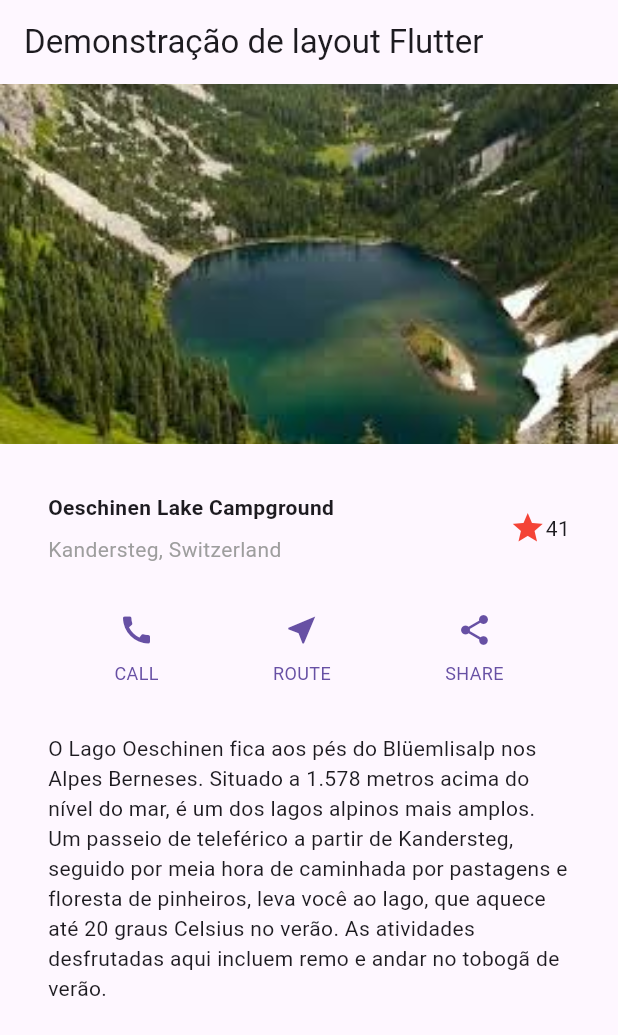
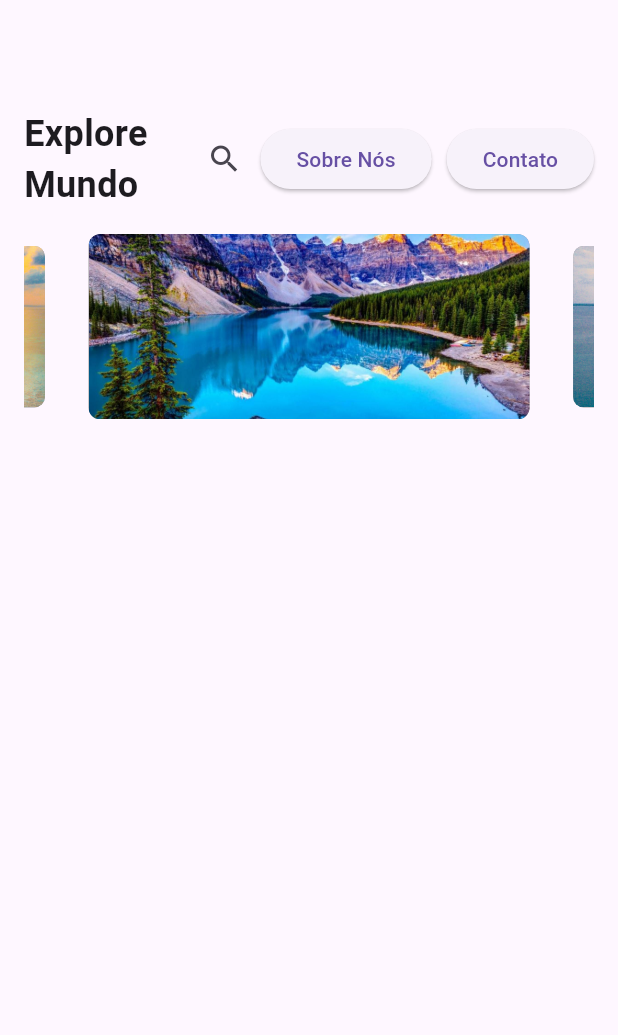
Before and after one commit to JabotiRlx/mundo-pratica-nivel2-mundo4, a Flutter app: the screen it shows after launch, on a phone screen of 412 x 824 dp. Shown: the top 1035 px of the screen. Run offline on Flutter 3.47's test engine with Material 3 defaults, Android fonts, the phone set to English and light mode, and no system bars; drawn by our look-alikes of carousel_slider.

Commit message:
correcoes no projeto

```diff
--- /dev/null
+++ b/my_app/lib/destino.dart
@@ -0,0 +1,12 @@
+
+class Destino {
+  final String imageUrl;
+  final String descricao;
+  final double rating;
+
+  const Destino({
+    required this.imageUrl,
+    required this.descricao,
+    required this.rating,
+  });
+}
--- a/my_app/lib/main.dart
+++ b/my_app/lib/main.dart
@@ -1,4 +1,9 @@
 import 'package:flutter/material.dart';
+import 'destino.dart';
+import 'viagem.dart';
+import 'contatos.dart';
+import 'sobre_nos.dart';
+import 'package:carousel_slider/carousel_slider.dart';
 
 void main() => runApp(const MyApp());
 
@@ -7,107 +12,269 @@ class MyApp extends StatelessWidget {
 
   @override
   Widget build(BuildContext context) {
-    // Definindo as cores e estilo dos botões
-    Color color = Theme.of(context).primaryColor;
+    return MaterialApp(
+      title: 'Explore Mundo',
+      home: const HomePage(),
+    );
+  }
+}
 
-    // Construção da coluna da seção de título
-    Widget titleSection = Container(
-      padding: const EdgeInsets.all(32),
-      child: Row(
-        children: [
-          Expanded(
-            child: Column(
-              crossAxisAlignment: CrossAxisAlignment.start,
-              children: [
-                Container(
-                  padding: const EdgeInsets.only(bottom: 8),
-                  child: const Text(
-                    'Oeschinen Lake Campground',
-                    style: TextStyle(
-                      fontWeight: FontWeight.bold,
+class HomePage extends StatefulWidget {
+  const HomePage({Key? key}) : super(key: key);
+
+  @override
+  _HomePageState createState() => _HomePageState();
+}
+
+class _HomePageState extends State<HomePage> {
+  final List<Destino> destinos = [
+    Destino(
+      imageUrl: 'assets/images/lake.jpg',
+      descricao: 'Descrição do destino 1',
+      rating: 4.5,
+    ),
+    Destino(
+      imageUrl: 'assets/images/ilha.jpg',
+      descricao: 'Descrição do destino 2',
+      rating: 4.0,
+    ),
+
+  ];
+
+  late String pesquisa;
+  late TextEditingController _controller;
+
+  @override
+  void initState() {
+    super.initState();
+    pesquisa = '';
+    _controller = TextEditingController();
+  }
+
+  void _filtrarDestinos(String valor) {
+    setState(() {
+      pesquisa = valor;
+    });
+  }
+
+  void _navigateToSobreNos( ) {
+    Navigator.push(
+      context,
+      MaterialPageRoute(builder: (context) => const AboutUsPage()),
+    );
+  }
+
+  void _navigateToContato( ) {
+    Navigator.push(
+      context,
+      MaterialPageRoute(builder: (context) =>  ContactsPage()),
+    );
+  }
+
+    void _navigateToviagem(Destino destinoSelecionado) {
+    Navigator.push(
+      context,
+      MaterialPageRoute(builder: (context) => viagem(destino: destinoSelecionado)),
+    );
+  }
+  List<Destino> get destinosFiltrados {
+    if (pesquisa.isEmpty) {
+      return destinos;
+    } else {
+      return destinos.where((destino) {
+        return destino.descricao.toLowerCase().contains(pesquisa.toLowerCase()) ||
+            destino.rating.toString().contains(pesquisa);
+      }).toList();
+    }
+  }
+
+  @override
+  Widget build(BuildContext context) {
+    return Scaffold(
+      appBar: AppBar(
+
+      ),
+      body: SingleChildScrollView(
+        child: Container(
+          padding: EdgeInsets.all(16),
+          child: Column(
+            children: [
+              Row(
+                children: [
+                  Expanded(
+                    child: Text(
+                      'Explore Mundo',
+                      style: TextStyle(fontSize: 24, fontWeight: FontWeight.bold),
                     ),
                   ),
-                ),
-                Text(
-                  'Kandersteg, Switzerland',
-                  style: TextStyle(
-                    color: Colors.grey[500],
+                  IconButton(
+                    onPressed: () {
+                      showDialog(
+                        context: context,
+                        builder: (context) {
+                          return AlertDialog(
+                            title: Text('Pesquisar'),
+                            content: TextField(
+                              controller: _controller,
+                              decoration: InputDecoration(
+                                labelText: 'Pesquisar',
+                                prefixIcon: Icon(Icons.search),
+                              ),
+                              onChanged: (valor) {
+                                _filtrarDestinos(valor);
+                              },
+                            ),
+                            actions: [
+                              TextButton(
+                                onPressed: () {
+                                  _controller.clear();
+                                  Navigator.pop(context);
+                                },
+                                child: Text('Cancelar'),
+                              ),
+                              ElevatedButton(
+                                onPressed: () {
+                                  _filtrarDestinos(_controller.text);
+                                  Navigator.pop(context);
+                                },
+                                child: Text('Pesquisar'),
+                              ),
+                            ],
+                          );
+                        },
+                      );
+                    },
+                    icon: Icon(Icons.search),
                   ),
-                ),
-              ],
-            ),
+                  ElevatedButton(
+                    onPressed: () {
+                       _navigateToSobreNos();
+                    },
+                    child: Text('Sobre Nós'),
+                  ),
+                  SizedBox(width: 10),
+                  ElevatedButton(
+                    onPressed: () {
+                      _navigateToContato();
+                    },
+                    child: Text('Contato'),
+                  ),
+                ],
+              ),
+              SizedBox(height: 16),
+              destinosFiltrados.isEmpty
+                  ? Center(
+                      child: Text(
+                        'Nada Encontrado!',
+                        style: TextStyle(fontSize: 20.0, fontWeight: FontWeight.bold),
+                      ),
+                    )
+                  : CarouselSlider(
+                      options: CarouselOptions(
+                        height: MediaQuery.of(context).size.width * 0.3, // Definindo a altura como metade da largura da tela,
+                        enlargeCenterPage: true,
+                        autoPlay: true,
+                        aspectRatio: 16 / 9,
+                        autoPlayCurve: Curves.fastOutSlowIn,
+                        enableInfiniteScroll: true,
+                        autoPlayAnimationDuration: const Duration(milliseconds: 800),
+                        viewportFraction: 0.8,
+                      ),
+                      items: destinosFiltrados.map((destination) {
+                        return Builder(
+                          builder: (BuildContext context) {
+                            return GestureDetector(
+                              onTap: () {
+                                _navigateToviagem(destination);
+                              },
+                              child: Container(
+                                width: MediaQuery.of(context).size.width, // Definindo a largura como a largura da tela
+                                margin: const EdgeInsets.symmetric(horizontal: 5.0),
+                                decoration: BoxDecoration(
+                                  color: Colors.grey,
+                                  borderRadius: BorderRadius.circular(8.0),
+                                  image: DecorationImage(
+                                    image: AssetImage(destination.imageUrl),
+                                    fit: BoxFit.cover,
+                                  ),
+                                ),
+                              ),
+                            );
+                          },
+                        );
+                      }).toList(),
+                    ),
+            ],
           ),
-          Icon(
-            Icons.star,
-            color: Colors.red[500],
-          ),
-          const Text('41'),
-        ],
-      ),
-    );
-
-    // Método auxiliar para construir colunas de botões
-    Column _buildButtonColumn(Color color, IconData icon, String label) {
-      return Column(
-        mainAxisSize: MainAxisSize.min,
-        mainAxisAlignment: MainAxisAlignment.center,
-        children: [
-          Icon(icon, color: color),
-          Container(
-            margin: const EdgeInsets.only(top: 8),
-            child: Text(
-              label,
-              style: TextStyle(
-                fontSize: 12,
-                fontWeight: FontWeight.w400,
-                color: color,
-              ),
-            ),
-          ),
-        ],
-      );
-    }
-
-    // Construção da seção de botões
-    Widget buttonSection = Row(
-      mainAxisAlignment: MainAxisAlignment.spaceEvenly,
-      children: [
-        _buildButtonColumn(color, Icons.call, 'CALL'),
-        _buildButtonColumn(color, Icons.near_me, 'ROUTE'),
-        _buildButtonColumn(color, Icons.share, 'SHARE'),
-      ],
-    );
-
-    // Construção da seção de texto
-    Widget textSection = Container(
-      padding: const EdgeInsets.all(32),
-      child: const Text(
-        'O Lago Oeschinen fica aos pés do Blüemlisalp nos Alpes Berneses. Situado a 1.578 metros acima do nível do mar, é um dos lagos alpinos mais amplos. Um passeio de teleférico a partir de Kandersteg, seguido por meia hora de caminhada por pastagens e floresta de pinheiros, leva você ao lago, que aquece até 20 graus Celsius no verão. As atividades desfrutadas aqui incluem remo e andar no tobogã de verão.',
-        softWrap: true,
-      ),
-    );
-
-    // Organizando os elementos em uma ListView
-    return MaterialApp(
-      title: 'Demonstração de layout Flutter',
-      home: Scaffold(
-        appBar: AppBar(
-          title: const Text('Demonstração de layout Flutter'),
-        ),
-        body: ListView(
-          children: [
-            Image.asset(
-              'images/lake.jpg',
-              width: 600,
-              height: 240,
-              fit: BoxFit.cover,
-            ),
-            titleSection,
-            buttonSection,
-            textSection,
-          ],
         ),
       ),
     );
   }
 }
+
+
+// class ContactsPage extends StatelessWidget {
+//   const ContactsPage({Key? key}) : super(key: key);
+
+//   @override
+//   Widget build(BuildContext context) {
+//     return Scaffold(
+//       appBar: AppBar(
+//         title: const Text('Contatos'),
+//       ),
+//       body: Center(
+//         child: Column(
+//           mainAxisAlignment: MainAxisAlignment.center,
+//           children: <Widget>[
+//             const Text(
+//               'Entre em contato conosco:',
+//               style: TextStyle(fontSize: 20),
+//             ),
+//             const SizedBox(height: 20),
+//             const Text(
+//               'Telefone: (11) 1234-5678',
+//               style: TextStyle(fontSize: 16),
+//             ),
+//             const Text(
+//               'E-mail: contato@agenciadeviagens.com',
+//               style: TextStyle(fontSize: 16),
+//             ),
+//           ],
+//         ),
+//       ),
+//     );
+//   }
+// }
+
+// class AboutUsPage extends StatelessWidget {
+//   const AboutUsPage({Key? key}) : super(key: key);
+
+//   @override
+//   Widget build(BuildContext context) {
+//     return Scaffold(
+//       appBar: AppBar(
+//         title: const Text('Sobre Nós'),
+//       ),
+//       body: Center(
+//         child: Column(
+//           mainAxisAlignment: MainAxisAlignment.center,
+//           children: <Widget>[
+//             const Text(
+//               'Sobre Nossa Empresa:',
+//               style: TextStyle(fontSize: 20),
+//             ),
+//             const SizedBox(height: 20),
+//             const Text(
+//               'Somos uma agência de viagens especializada em proporcionar experiências inesquecíveis '
+//               'para nossos clientes. Com mais de 10 anos de experiência, oferecemos pacotes de viagem '
+//               'personalizados para destinos nacionais e internacionais. Nossa missão é tornar cada viagem '
+//               'uma aventura única e memorável.',
+//               style: TextStyle(fontSize: 16),
+//               textAlign: TextAlign.center,
+//             ),
+//           ],
+//         ),
+//       ),
+//     );
+//   }
+// }
--- a/my_app/pubspec.yaml
+++ b/my_app/pubspec.yaml
@@ -35,6 +35,8 @@ dependencies:
   # The following adds the Cupertino Icons font to your application.
   # Use with the CupertinoIcons class for iOS style icons.
   cupertino_icons: ^1.0.6
+  carousel_slider: ^4.2.1
+  flutter_bootstrap5: ^1.1.1+1
 
 dev_dependencies:
   flutter_test:
@@ -58,7 +60,8 @@ flutter:
   # the material Icons class.
   uses-material-design: true
   assets:
-  - images/lake.jpg
+  - assets/images/lake.jpg
+  - assets/images/ilha.jpg
   # To add assets to your application, add an assets section, like this:
   # assets:
   #   - images/a_dot_burr.jpeg
```
Also changed, not shown: my_app/lib/contatos.dart (added, +34 -0 lines), my_app/lib/sobre_nos.dart (added, +34 -0 lines), my_app/lib/teste.dart (added, +113 -0 lines), my_app/lib/viagem.dart (added, +128 -0 lines), my_app/assets/images/ilha.jpg (added), my_app/assets/images/lake.jpg (added), my_app/images/lake.jpg (deleted), my_app/pubspec.lock.
